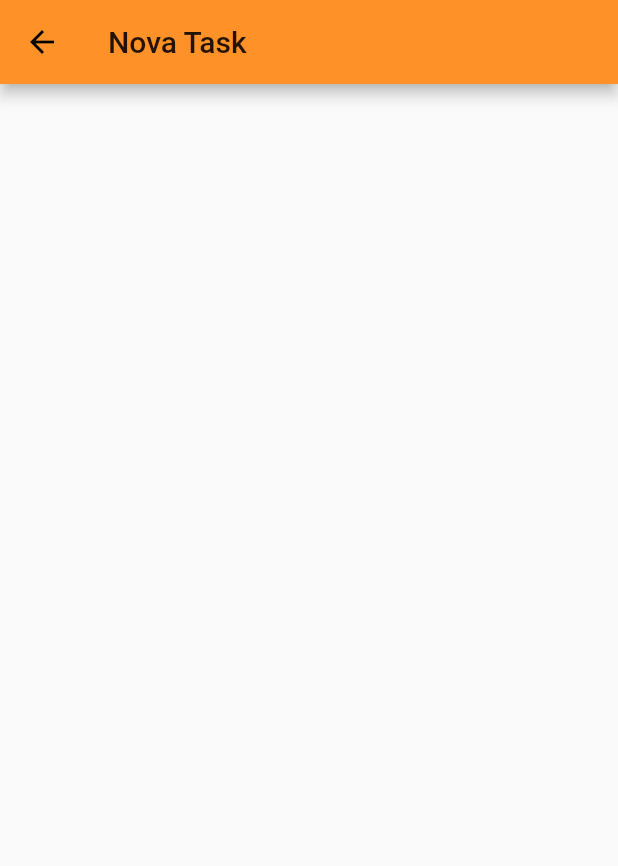
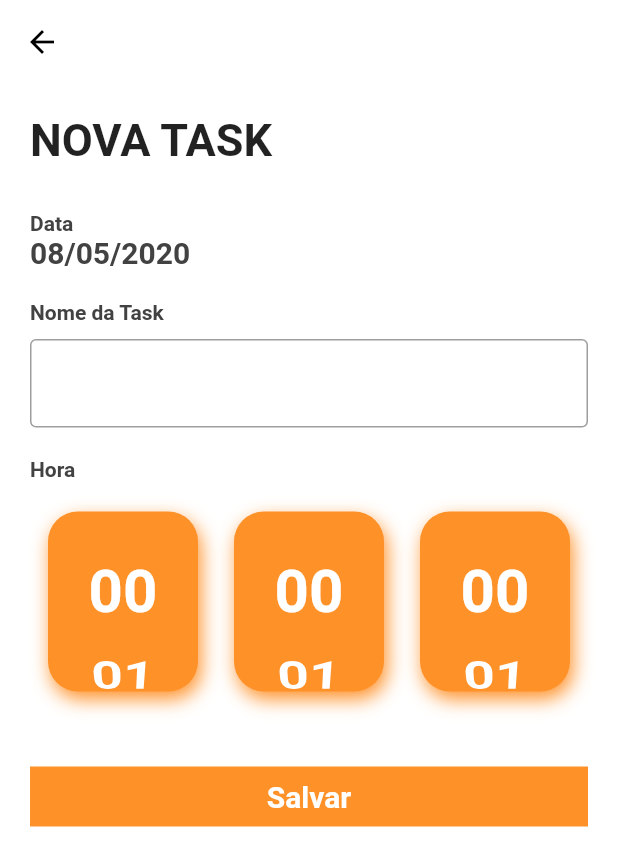
Before and after one commit to mbrufatto/desafio_flutter_todo_list, a Flutter app: the NewTaskPage screen opened by its route, on a phone screen of 412 x 824 dp. Shown: the top 866 px of the screen. Run offline on Flutter 3.47's test engine with Material 2 defaults, Android fonts, the phone set to English and light mode, and no system bars; our stand-ins replace google_fonts, sqflite, synchronized; missing offline and left inert: ff_navigation_bar; accounts and stored records are empty.

Commit message:
Adicionada tela de cadastro.

```diff
--- a/lib/app/modules/new_task/new_task_page.dart
+++ b/lib/app/modules/new_task/new_task_page.dart
@@ -1,6 +1,7 @@
 import 'package:flutter/material.dart';
 import 'package:provider/provider.dart';
 import 'package:todo_list/app/modules/new_task/new_task_controller.dart';
+import 'package:todo_list/app/shared/time_component.dart';
 
 class NewTaskPage extends StatelessWidget {
   static String routerName = '/new';
@@ -11,11 +12,111 @@ class NewTaskPage extends StatelessWidget {
   Widget build(BuildContext context) {
     return Consumer<NewTaskController>(builder: (context, controller, _) {
       return Scaffold(
-        appBar: AppBar(
-          title: Text('Nova Task'),
-        ),
-        body: Container(),
-      );
+          backgroundColor: Colors.white,
+          appBar: AppBar(
+            backgroundColor: Colors.white,
+            elevation: 0,
+          ),
+          body: SingleChildScrollView(
+            child: Container(
+              padding: EdgeInsets.all(20),
+              child: Column(
+                crossAxisAlignment: CrossAxisAlignment.start,
+                children: [
+                  Text(
+                    'NOVA TASK',
+                    style: TextStyle(
+                      fontSize: 30,
+                      fontWeight: FontWeight.bold,
+                    ),
+                  ),
+                  SizedBox(
+                    height: 30,
+                  ),
+                  Text(
+                    'Data',
+                    style: TextStyle(
+                      color: Colors.grey[800],
+                      fontWeight: FontWeight.bold,
+                    ),
+                  ),
+                  Text(
+                    '08/05/2020',
+                    style: TextStyle(
+                        color: Colors.grey[800],
+                        fontWeight: FontWeight.bold,
+                        fontSize: 20),
+                  ),
+                  SizedBox(
+                    height: 20,
+                  ),
+                  Text(
+                    'Nome da Task',
+                    style: TextStyle(
+                      color: Colors.grey[800],
+                      fontWeight: FontWeight.bold,
+                    ),
+                  ),
+                  SizedBox(
+                    height: 10,
+                  ),
+                  TextFormField(
+                    decoration: InputDecoration(
+                      border: OutlineInputBorder(),
+                    ),
+                  ),
+                  SizedBox(
+                    height: 20,
+                  ),
+                  Text(
+                    'Hora',
+                    style: TextStyle(
+                      color: Colors.grey[800],
+                      fontWeight: FontWeight.bold,
+                    ),
+                  ),
+                  SizedBox(
+                    height: 20,
+                  ),
+                  TimeComponent(),
+                  SizedBox(
+                    height: 50,
+                  ),
+                  Center(
+                    child: Container(
+                      width: MediaQuery.of(context).size.width,
+                      height: 40,
+                      decoration: BoxDecoration(
+                        borderRadius: BorderRadius.circular(0),
+                        boxShadow: [
+                          // BoxShadow(
+                          //   blurRadius: 30,
+                          //   color: Theme.of(context).primaryColor,
+                          // ),
+                        ],
+                        color: Theme.of(context).primaryColor,
+                      ),
+                      child: Expanded(
+                          child: Padding(
+                        padding: EdgeInsets.all(8),
+                        child: Container(
+                            child: Center(
+                          child: Text(
+                            'Salvar',
+                            style: TextStyle(
+                              color: Colors.white,
+                              fontSize: 20,
+                              fontWeight: FontWeight.bold,
+                            ),
+                          ),
+                        )),
+                      )),
+                    ),
+                  )
+                ],
+              ),
+            ),
+          ));
     });
   }
 }
--- /dev/null
+++ b/lib/app/shared/time_component.dart
@@ -0,0 +1,68 @@
+import 'package:flutter/material.dart';
+
+class TimeComponent extends StatefulWidget {
+  TimeComponent({Key key}) : super(key: key);
+
+  @override
+  _TimeComponentState createState() => _TimeComponentState();
+}
+
+class _TimeComponentState extends State<TimeComponent> {
+  final List<String> _hours = List.generate(25, (index) => index++)
+      .map((h) => '${h.toString().padLeft(2, '0')}')
+      .toList();
+
+  final List<String> _min = List.generate(61, (index) => index++)
+      .map((h) => '${h.toString().padLeft(2, '0')}')
+      .toList();
+
+  final List<String> _sec = List.generate(61, (index) => index++)
+      .map((h) => '${h.toString().padLeft(2, '0')}')
+      .toList();
+
+  @override
+  Widget build(BuildContext context) {
+    return Row(
+      mainAxisAlignment: MainAxisAlignment.spaceAround,
+      children: [
+        _buildBox(_hours),
+        _buildBox(_min),
+        _buildBox(_sec),
+      ],
+    );
+  }
+
+  Widget _buildBox(List<String> options) {
+    return Container(
+      height: 120,
+      width: 100,
+      decoration: BoxDecoration(
+        color: Theme.of(context).primaryColor,
+        borderRadius: BorderRadius.circular(20),
+        boxShadow: [
+          BoxShadow(
+            spreadRadius: 0,
+            blurRadius: 10,
+            color: Theme.of(context).primaryColor,
+            offset: Offset(2, 5),
+          )
+        ],
+      ),
+      child: ListWheelScrollView(
+        itemExtent: 60,
+        perspective: 0.007,
+        physics: FixedExtentScrollPhysics(),
+        children: options
+            .map<Text>((e) => Text(
+                  e,
+                  style: TextStyle(
+                    fontSize: 40,
+                    color: Colors.white,
+                    fontWeight: FontWeight.bold,
+                  ),
+                ))
+            .toList(),
+      ),
+    );
+  }
+}
```
